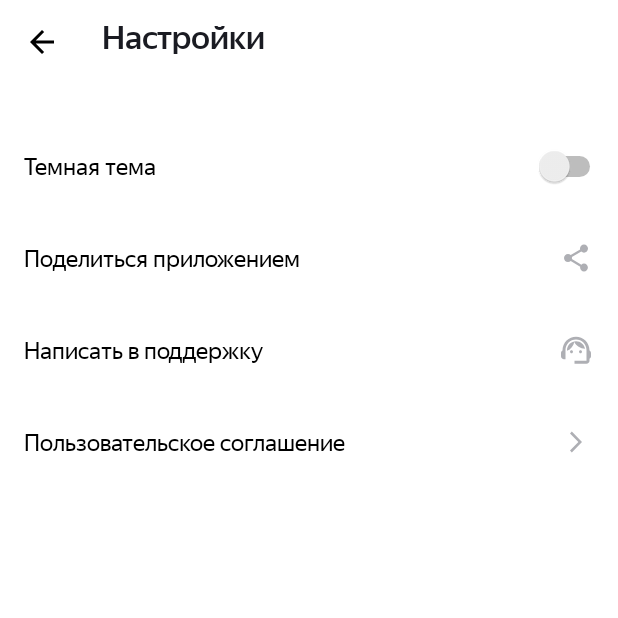
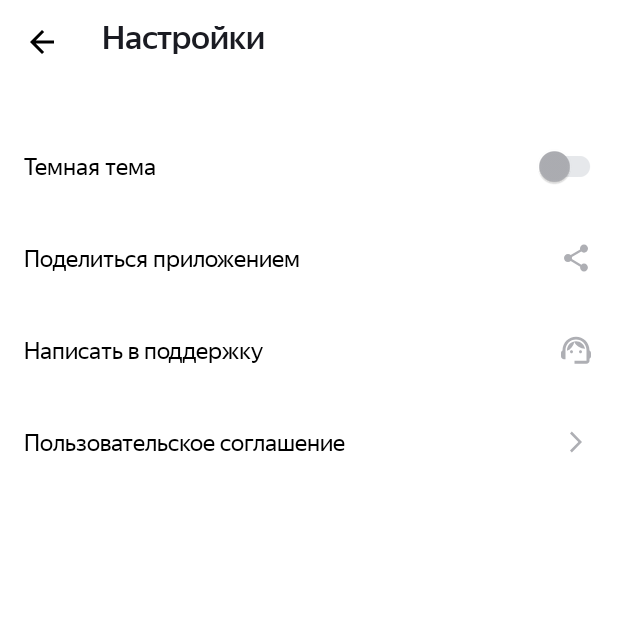
Before and after one commit to nastyavorontsova/PlaylistMaker, an Android app: the screen it shows after launch (SettingsActivity), after a tap on "Настройки", on a phone screen of 412 x 824 dp, the top half of it. Run offline under Robolectric (Android 15) with nearby library versions, the phone set to English and light mode, and no system bars.

Commit message:
Выполнила домашнюю работу по 12 спринту

```diff
--- a/app/src/main/AndroidManifest.xml
+++ b/app/src/main/AndroidManifest.xml
@@ -5,6 +5,7 @@
     <uses-permission android:name="android.permission.INTERNET"/>
 
     <application
+        android:name="com.practicum.playlistmaker1.App"
         android:allowBackup="true"
         android:dataExtractionRules="@xml/data_extraction_rules"
         android:fullBackupContent="@xml/backup_rules"
--- /dev/null
+++ b/app/src/main/java/com/practicum/playlistmaker1/App.kt
@@ -0,0 +1,35 @@
+package com.practicum.playlistmaker1
+
+import android.app.Application
+import androidx.appcompat.app.AppCompatDelegate
+
+class App : Application() {
+
+    var darkTheme = false
+
+    override fun onCreate() {
+        super.onCreate()
+
+        val sharedPreferences = getSharedPreferences("app_preferences", MODE_PRIVATE)
+        darkTheme = sharedPreferences.getBoolean("dark_theme", false)
+
+        switchTheme(darkTheme)
+    }
+
+    fun switchTheme(darkThemeEnabled: Boolean) {
+        darkTheme = darkThemeEnabled
+        AppCompatDelegate.setDefaultNightMode(
+            if (darkThemeEnabled) {
+                AppCompatDelegate.MODE_NIGHT_YES
+            } else {
+                AppCompatDelegate.MODE_NIGHT_NO
+            }
+        )
+
+        val sharedPreferences = getSharedPreferences("app_preferences", MODE_PRIVATE)
+        with(sharedPreferences.edit()) {
+            putBoolean("dark_theme", darkThemeEnabled)
+            apply()
+        }
+    }
+}
--- a/app/src/main/java/com/practicum/playlistmaker1/SettingsActivity.kt
+++ b/app/src/main/java/com/practicum/playlistmaker1/SettingsActivity.kt
@@ -9,6 +9,7 @@ import android.widget.ImageView
 import android.widget.LinearLayout
 import android.widget.Toast
 import androidx.appcompat.app.AppCompatActivity
+import com.google.android.material.switchmaterial.SwitchMaterial
 
 class SettingsActivity : AppCompatActivity() {
     override fun onCreate(savedInstanceState: Bundle?) {
@@ -21,9 +22,16 @@ class SettingsActivity : AppCompatActivity() {
             finish()
         }
 
+        val themeSwitcher: SwitchMaterial = findViewById(R.id.themeSwitcher)
         val shareButton: LinearLayout = findViewById(R.id.share_button)
         val supportButton: LinearLayout = findViewById(R.id.support_button)
         val privacyAgreementButton: LinearLayout = findViewById(R.id.privacy_agreement_button)
+
+        themeSwitcher.isChecked = (applicationContext as App).darkTheme
+
+        themeSwitcher.setOnCheckedChangeListener { switcher, checked ->
+            (applicationContext as App).switchTheme(checked)
+        }
 
         shareButton.setOnClickListener {
             shareApp()
--- a/app/src/main/java/com/practicum/playlistmaker1/Track.kt
+++ b/app/src/main/java/com/practicum/playlistmaker1/Track.kt
@@ -4,6 +4,7 @@ import android.icu.text.SimpleDateFormat
 import java.util.Locale
 
 data class Track(
+    val trackId: Long,
     val trackName: String,
     val artistName: String,
     val trackTimeMillis: Long,
--- a/app/src/main/res/layout/activity_settings.xml
+++ b/app/src/main/res/layout/activity_settings.xml
@@ -57,13 +57,15 @@
                 android:layout_gravity="start"
                 android:text="@string/dark_theme" />
 
-            <Switch
+            <com.google.android.material.switchmaterial.SwitchMaterial
+                android:id="@+id/themeSwitcher"
                 android:layout_width="0dp"
+                android:layout_gravity="start"
                 android:layout_height="match_parent"
-                android:layout_gravity="center"
                 android:layout_marginEnd="@dimen/margin_end_from_icon"
                 android:layout_weight="1"
-                tools:ignore="UseSwitchCompatOrMaterialXml" />
+                app:thumbTint="?attr/colorControlActivated"
+                app:trackTint="?attr/trackColor"/>
         </LinearLayout>
 
         <LinearLayout
--- a/app/src/main/res/values-night/themes.xml
+++ b/app/src/main/res/values-night/themes.xml
@@ -15,6 +15,7 @@
 
         <!-- цвет активного тоггла -->
         <item name="colorControlActivated">@color/light_blue</item>
+        <item name="trackColor">@color/dark_track</item>
 
     </style>
 </resources>
--- a/app/src/main/res/values/colors.xml
+++ b/app/src/main/res/values/colors.xml
@@ -6,5 +6,6 @@
     <color name="light_blue">#3772E7</color>
     <color name="icon_settings_color">#AEAFB4</color>
     <color name="dark_grey">#E6E8EB</color>
+    <color name="dark_track">#9FBBF3</color>
 
 </resources>
--- a/app/src/main/res/values/strings.xml
+++ b/app/src/main/res/values/strings.xml
@@ -19,5 +19,7 @@
     <string name="empty_message">Ничего не нашлось</string>
     <string name="error_state_message">Проблемы со связью\n\n Загрузка не удалась. Проверьте подключение к интернету</string>
     <string name="renew_message">Обновить</string>
+    <string name="search_history">Вы искали</string>
+    <string name="clear_history">Очистить историю</string>
 
 </resources>
--- a/app/src/main/res/values/themes.xml
+++ b/app/src/main/res/values/themes.xml
@@ -14,7 +14,8 @@
         <item name="searchViewStyle">@color/dark_grey</item>
 
         <!-- цвет активного тоггла -->
-        <item name="colorControlActivated">@color/light_blue</item>
+        <item name="colorControlActivated">@color/icon_settings_color</item>
+        <item name="trackColor">@color/dark_grey</item>
 
     </style>
 </resources>
```
Also changed, not shown: app/src/main/java/com/practicum/playlistmaker1/SearchActivity.kt (+76 -2 lines), app/src/main/java/com/practicum/playlistmaker1/SearchHistory.kt (added, +49 -0 lines), app/src/main/java/com/practicum/playlistmaker1/TrackAdapter.kt (+9 -2 lines), app/src/main/res/layout/activity_search.xml (+43 -1 lines).
